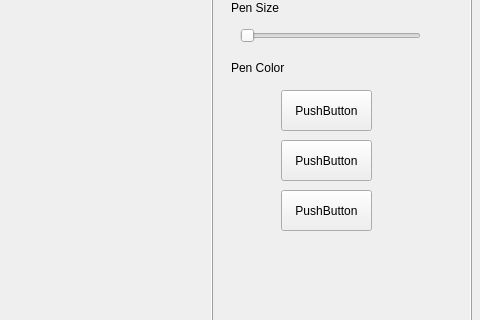
Before: the Qt Designer form Painter/mainwindow.ui in qrcline/Painter, drawn with Qt 5; both pictures show x 639 to 1119 and y 107 to 427 of the 1119 by 703 pixel window.
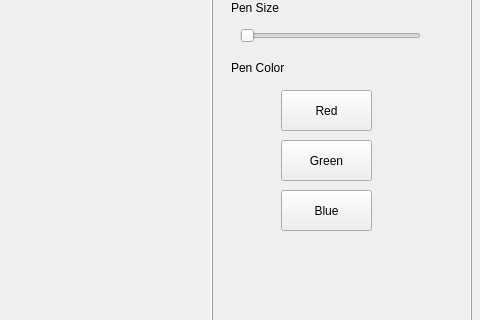
After: the same form once the commit is applied.

```diff
--- a/Painter/mainwindow.ui
+++ b/Painter/mainwindow.ui
@@ -115,7 +115,7 @@
       </rect>
      </property>
      <property name="text">
-      <string>PushButton</string>
+      <string>Red</string>
      </property>
     </widget>
     <widget class="QPushButton" name="pushButton">
@@ -128,7 +128,7 @@
       </rect>
      </property>
      <property name="text">
-      <string>PushButton</string>
+      <string>Green</string>
      </property>
     </widget>
     <widget class="QPushButton" name="pushButton_3">
@@ -141,7 +141,7 @@
       </rect>
      </property>
      <property name="text">
-      <string>PushButton</string>
+      <string>Blue</string>
      </property>
     </widget>
    </widget>
```
Left out of the diff: 9 changed lines with no effect on the pictures.
